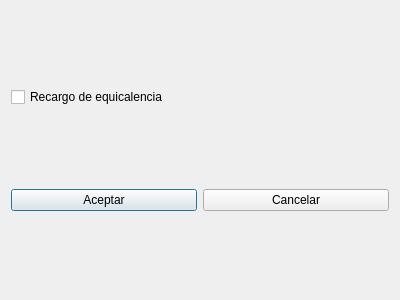
Qt form configuracionotros.ui (Ladis72/tienda) before a commit.
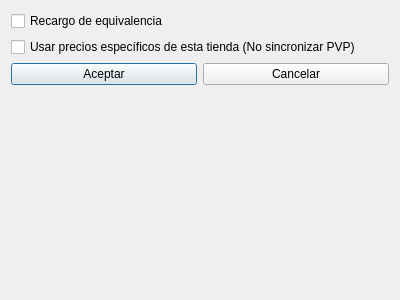
The same form after that commit.

Commit message: integrado el sistema de cambio automatico de precios en las tiendas sincronizados en la nube y aviso de cambio de precio a otras tiendas

The edit to the form file:
```diff
--- a/configuracionotros.ui
+++ b/configuracionotros.ui
@@ -14,27 +14,47 @@
    <string>Configuración</string>
   </property>
   <layout class="QGridLayout" name="gridLayout">
-   <item row="1" column="0">
+   <item row="0" column="0" colspan="2">
+    <widget class="QCheckBox" name="checkBoxRE">
+     <property name="text">
+      <string>Recargo de equivalencia</string>
+     </property>
+    </widget>
+   </item>
+   <item row="1" column="0" colspan="2">
+    <widget class="QCheckBox" name="checkBoxNube">
+     <property name="text">
+      <string>Usar precios específicos de esta tienda (No sincronizar PVP)</string>
+     </property>
+    </widget>
+   </item>
+   <item row="2" column="0">
     <widget class="QPushButton" name="pushButtonAceptar">
      <property name="text">
       <string>Aceptar</string>
      </property>
     </widget>
    </item>
-   <item row="0" column="0">
-    <widget class="QCheckBox" name="checkBoxRE">
-     <property name="text">
-      <string>Recargo de equicalencia</string>
-     </property>
-    </widget>
-   </item>
-   <item row="1" column="1">
+   <item row="2" column="1">
     <widget class="QPushButton" name="pushButtonCancelar">
      <property name="text">
       <string>Cancelar</string>
      </property>
     </widget>
    </item>
+   <item row="3" column="0">
+    <spacer name="verticalSpacer">
+     <property name="orientation">
+      <enum>Qt::Vertical</enum>
+     </property>
+     <property name="sizeHint" stdset="0">
+      <size>
+       <width>20</width>
+       <height>40</height>
+      </size>
+     </property>
+    </spacer>
+   </item>
   </layout>
  </widget>
  <resources/>
```
The commit also changes 20 other files.
